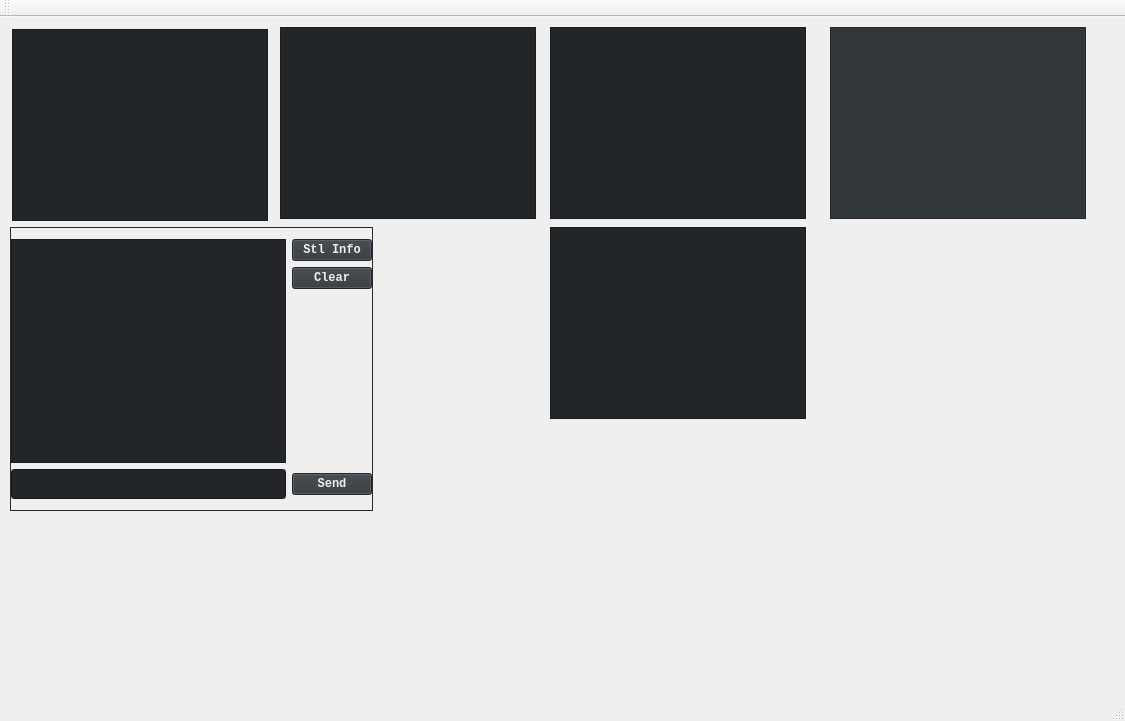
First picture: the form in ctpmonitor.ui, repository jimidovich/momi, before the edit.
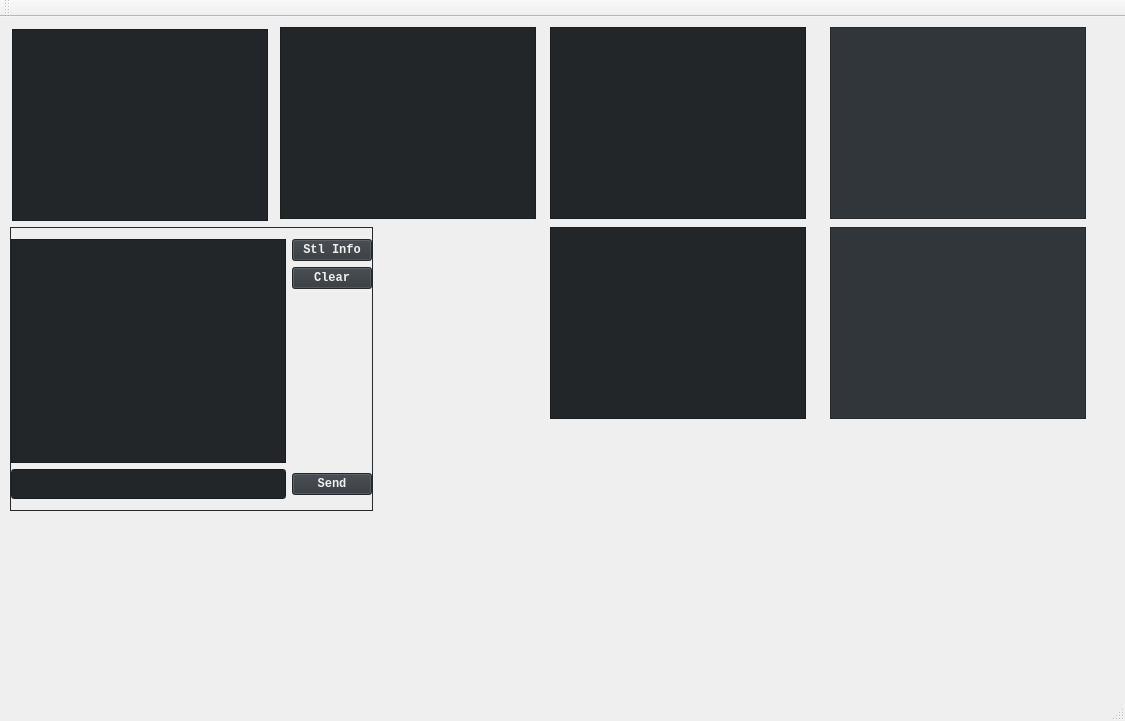
Second picture: the form after the edit. Icons and pictures are not drawn.

```diff
--- a/ctpmonitor.ui
+++ b/ctpmonitor.ui
@@ -3033,6 +3033,22 @@
      </font>
     </property>
    </widget>
+   <widget class="QTableView" name="accTableView">
+    <property name="geometry">
+     <rect>
+      <x>830</x>
+      <y>210</y>
+      <width>256</width>
+      <height>192</height>
+     </rect>
+    </property>
+    <property name="font">
+     <font>
+      <family>xos4 Terminess Powerline</family>
+      <pointsize>11</pointsize>
+     </font>
+    </property>
+   </widget>
   </widget>
   <widget class="QMenuBar" name="menuBar">
    <property name="geometry">
```
